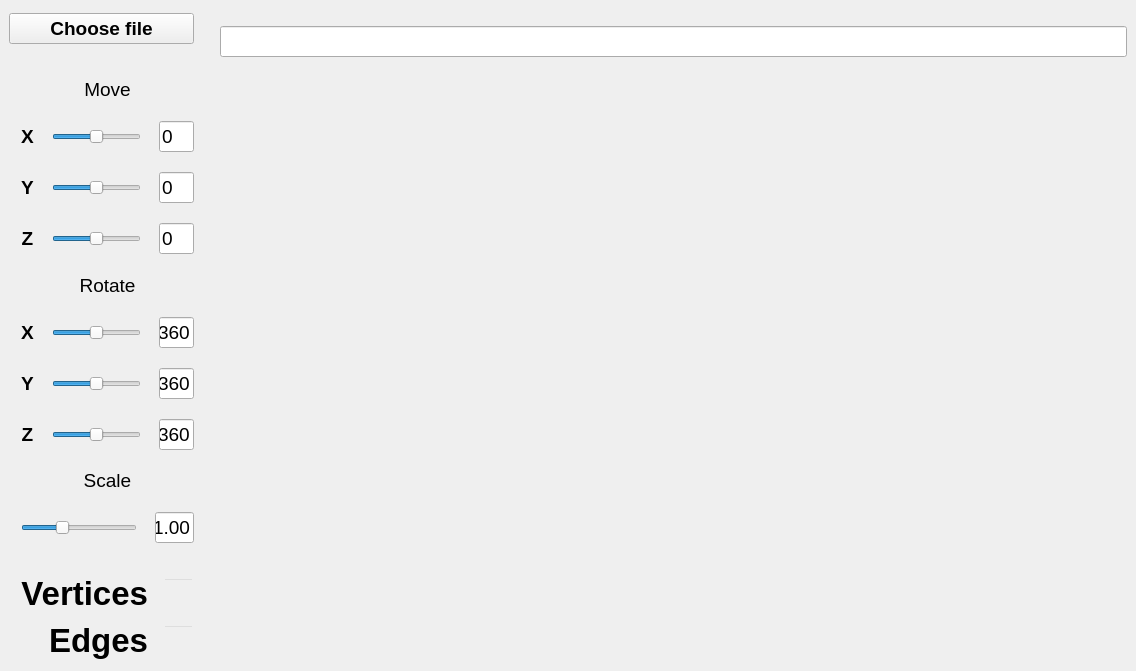
Old version of the form src/viewer/mainwindow.ui in the repository GrusnyDance/3dViewer.
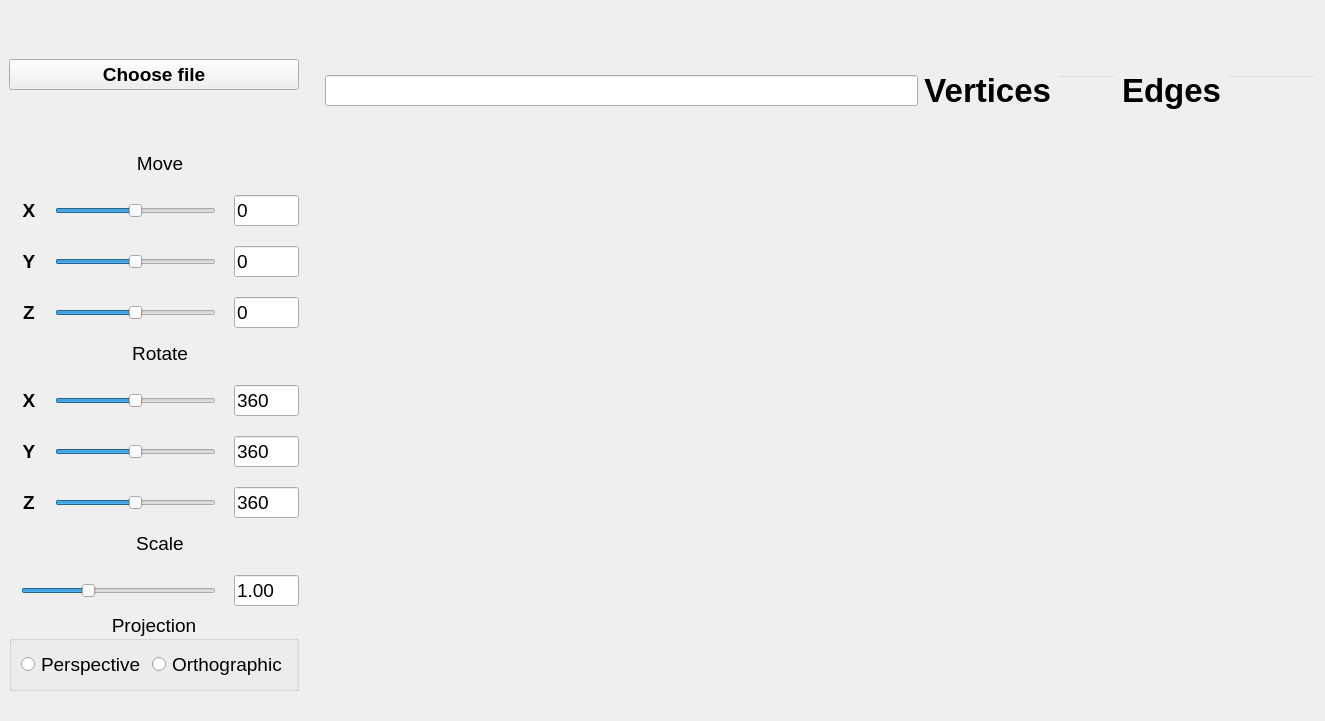
New version of the form.

Commit message: projection button

The edit to the form file:
```diff
--- a/src/viewer/mainwindow.ui
+++ b/src/viewer/mainwindow.ui
@@ -6,43 +6,245 @@
    <rect>
     <x>0</x>
     <y>0</y>
-    <width>1136</width>
-    <height>671</height>
+    <width>1325</width>
+    <height>721</height>
    </rect>
   </property>
   <property name="windowTitle">
    <string>3dViewer</string>
   </property>
   <widget class="QWidget" name="centralwidget">
-   <layout class="QGridLayout" name="gridLayout" rowstretch="3,20,10,7,20,0,10,20,10,0,20,20,2" columnstretch="2,10,0" rowminimumheight="3,20,10,7,20,0,10,20,10,0,20,20,2" columnminimumwidth="2,10,0">
-    <item row="8" column="0">
-     <spacer name="verticalSpacer_6">
-      <property name="orientation">
-       <enum>Qt::Vertical</enum>
+   <layout class="QGridLayout" name="gridLayout" rowstretch="0,0,0,0,0,5,5,5,5,10,20,0,0" columnstretch="2,10,0" rowminimumheight="0,0,0,0,0,5,5,5,5,10,20,0,0" columnminimumwidth="2,10,0">
+    <item row="7" column="0">
+     <layout class="QGridLayout" name="gridLayout_7" columnstretch="1,10,4" columnminimumwidth="1,10,4">
+      <property name="leftMargin">
+       <number>12</number>
       </property>
-      <property name="sizeHint" stdset="0">
-       <size>
-        <width>20</width>
-        <height>40</height>
-       </size>
+      <property name="horizontalSpacing">
+       <number>18</number>
       </property>
-     </spacer>
-    </item>
-    <item row="12" column="0">
-     <spacer name="verticalSpacer_3">
-      <property name="orientation">
-       <enum>Qt::Vertical</enum>
+      <property name="verticalSpacing">
+       <number>20</number>
       </property>
-      <property name="sizeType">
-       <enum>QSizePolicy::Expanding</enum>
-      </property>
-      <property name="sizeHint" stdset="0">
-       <size>
-        <width>20</width>
-        <height>15</height>
-       </size>
-      </property>
-     </spacer>
+      <item row="2" column="2">
+       <widget class="QLineEdit" name="DisplayRotateY">
+        <property name="sizePolicy">
+         <sizepolicy hsizetype="Preferred" vsizetype="Fixed">
+          <horstretch>0</horstretch>
+          <verstretch>0</verstretch>
+         </sizepolicy>
+        </property>
+        <property name="maximumSize">
+         <size>
+          <width>16777215</width>
+          <height>16777215</height>
+         </size>
+        </property>
+        <property name="font">
+         <font>
+          <family>Arial</family>
+          <pointsize>14</pointsize>
+         </font>
+        </property>
+        <property name="focusPolicy">
+         <enum>Qt::StrongFocus</enum>
+        </property>
+        <property name="text">
+         <string>360</string>
+        </property>
+       </widget>
+      </item>
+      <item row="1" column="2">
+       <widget class="QLineEdit" name="DisplayRotateX">
+        <property name="sizePolicy">
+         <sizepolicy hsizetype="Preferred" vsizetype="Fixed">
+          <horstretch>0</horstretch>
+          <verstretch>0</verstretch>
+         </sizepolicy>
+        </property>
+        <property name="maximumSize">
+         <size>
+          <width>16777215</width>
+          <height>16777215</height>
+         </size>
+        </property>
+        <property name="font">
+         <font>
+          <family>Arial</family>
+          <pointsize>14</pointsize>
+         </font>
+        </property>
+        <property name="focusPolicy">
+         <enum>Qt::StrongFocus</enum>
+        </property>
+        <property name="text">
+         <string>360</string>
+        </property>
+       </widget>
+      </item>
+      <item row="3" column="0">
+       <widget class="QLabel" name="label_15">
+        <property name="font">
+         <font>
+          <family>Arial</family>
+          <pointsize>14</pointsize>
+          <bold>true</bold>
+          <stylestrategy>PreferAntialias</stylestrategy>
+         </font>
+        </property>
+        <property name="text">
+         <string>Z</string>
+        </property>
+        <property name="alignment">
+         <set>Qt::AlignCenter</set>
+        </property>
+       </widget>
+      </item>
+      <item row="1" column="1">
+       <widget class="QSlider" name="RotateX">
+        <property name="sizePolicy">
+         <sizepolicy hsizetype="Expanding" vsizetype="Preferred">
+          <horstretch>0</horstretch>
+          <verstretch>0</verstretch>
+         </sizepolicy>
+        </property>
+        <property name="maximum">
+         <number>720</number>
+        </property>
+        <property name="sliderPosition">
+         <number>360</number>
+        </property>
+        <property name="orientation">
+         <enum>Qt::Horizontal</enum>
+        </property>
+       </widget>
+      </item>
+      <item row="1" column="0">
+       <widget class="QLabel" name="label_13">
+        <property name="font">
+         <font>
+          <family>Arial</family>
+          <pointsize>14</pointsize>
+          <bold>true</bold>
+          <stylestrategy>PreferAntialias</stylestrategy>
+         </font>
+        </property>
+        <property name="text">
+         <string>X</string>
+        </property>
+        <property name="alignment">
+         <set>Qt::AlignCenter</set>
+        </property>
+       </widget>
+      </item>
+      <item row="2" column="0">
+       <widget class="QLabel" name="label_14">
+        <property name="font">
+         <font>
+          <family>Arial</family>
+          <pointsize>14</pointsize>
+          <bold>true</bold>
+          <stylestrategy>PreferAntialias</stylestrategy>
+         </font>
+        </property>
+        <property name="text">
+         <string>Y</string>
+        </property>
+        <property name="alignment">
+         <set>Qt::AlignCenter</set>
+        </property>
+       </widget>
+      </item>
+      <item row="3" column="2">
+       <widget class="QLineEdit" name="DisplayRotateZ">
+        <property name="sizePolicy">
+         <sizepolicy hsizetype="Preferred" vsizetype="Fixed">
+          <horstretch>0</horstretch>
+          <verstretch>0</verstretch>
+         </sizepolicy>
+        </property>
+        <property name="maximumSize">
+         <size>
+          <width>16777215</width>
+          <height>16777215</height>
+         </size>
+        </property>
+        <property name="font">
+         <font>
+          <family>Arial</family>
+          <pointsize>14</pointsize>
+         </font>
+        </property>
+        <property name="focusPolicy">
+         <enum>Qt::StrongFocus</enum>
+        </property>
+        <property name="text">
+         <string>360</string>
+        </property>
+       </widget>
+      </item>
+      <item row="2" column="1">
+       <widget class="QSlider" name="RotateY">
+        <property name="sizePolicy">
+         <sizepolicy hsizetype="Expanding" vsizetype="Preferred">
+          <horstretch>0</horstretch>
+          <verstretch>0</verstretch>
+         </sizepolicy>
+        </property>
+        <property name="maximum">
+         <number>720</number>
+        </property>
+        <property name="sliderPosition">
+         <number>360</number>
+        </property>
+        <property name="orientation">
+         <enum>Qt::Horizontal</enum>
+        </property>
+       </widget>
+      </item>
+      <item row="3" column="1">
+       <widget class="QSlider" name="RotateZ">
+        <property name="sizePolicy">
+         <sizepolicy hsizetype="Expanding" vsizetype="Preferred">
+          <horstretch>0</horstretch>
+          <verstretch>0</verstretch>
+         </sizepolicy>
+        </property>
+        <property name="maximum">
+         <number>720</number>
+        </property>
+        <property name="sliderPosition">
+         <number>360</number>
+        </property>
+        <property name="orientation">
+         <enum>Qt::Horizontal</enum>
+        </property>
+       </widget>
+      </item>
+      <item row="0" column="0" colspan="3">
+       <widget class="QLabel" name="label_8">
+        <property name="maximumSize">
+         <size>
+          <width>16777215</width>
+          <height>16777215</height>
+         </size>
+        </property>
+        <property name="font">
+         <font>
+          <family>Arial</family>
+          <pointsize>14</pointsize>
+          <stylestrategy>PreferAntialias</stylestrategy>
+         </font>
+        </property>
+        <property name="text">
+         <string>Rotate</string>
+        </property>
+        <property name="alignment">
+         <set>Qt::AlignCenter</set>
+        </property>
+       </widget>
+      </item>
+     </layout>
     </item>
     <item row="4" column="0" rowspan="2">
      <layout class="QGridLayout" name="gridLayout_2" rowstretch="0,0,0,0" columnstretch="1,10,4" columnminimumwidth="1,10,4">
@@ -305,19 +507,135 @@
       </item>
      </layout>
     </item>
-    <item row="6" column="0">
-     <spacer name="verticalSpacer_4">
+    <item row="12" column="0">
+     <spacer name="verticalSpacer_3">
       <property name="orientation">
        <enum>Qt::Vertical</enum>
       </property>
+      <property name="sizeType">
+       <enum>QSizePolicy::Expanding</enum>
+      </property>
       <property name="sizeHint" stdset="0">
        <size>
         <width>20</width>
-        <height>40</height>
+        <height>15</height>
        </size>
       </property>
      </spacer>
     </item>
+    <item row="1" column="1" rowspan="12" colspan="2">
+     <layout class="QGridLayout" name="gridLayout_4" columnstretch="20,2,2,2,3" columnminimumwidth="20,2,2,2,3">
+      <property name="leftMargin">
+       <number>20</number>
+      </property>
+      <property name="topMargin">
+       <number>13</number>
+      </property>
+      <property name="rightMargin">
+       <number>0</number>
+      </property>
+      <property name="horizontalSpacing">
+       <number>6</number>
+      </property>
+      <property name="verticalSpacing">
+       <number>15</number>
+      </property>
+      <item row="0" column="1">
+       <widget class="QLabel" name="label_2">
+        <property name="font">
+         <font>
+          <family>Arial</family>
+          <pointsize>25</pointsize>
+          <bold>true</bold>
+         </font>
+        </property>
+        <property name="text">
+         <string>Vertices</string>
+        </property>
+        <property name="alignment">
+         <set>Qt::AlignRight|Qt::AlignTrailing|Qt::AlignVCenter</set>
+        </property>
+       </widget>
+      </item>
+      <item row="0" column="3">
+       <widget class="QLabel" name="label_3">
+        <property name="font">
+         <font>
+          <family>Arial</family>
+          <pointsize>25</pointsize>
+          <bold>true</bold>
+         </font>
+        </property>
+        <property name="lineWidth">
+         <number>0</number>
+        </property>
+        <property name="text">
+         <string>Edges</string>
+        </property>
+        <property name="textFormat">
+         <enum>Qt::AutoText</enum>
+        </property>
+        <property name="alignment">
+         <set>Qt::AlignRight|Qt::AlignTrailing|Qt::AlignVCenter</set>
+        </property>
+        <property name="margin">
+         <number>0</number>
+        </property>
+       </widget>
+      </item>
+      <item row="0" column="0">
+       <widget class="QLineEdit" name="FileName">
+        <property name="font">
+         <font>
+          <family>Arial</family>
+          <pointsize>14</pointsize>
+         </font>
+        </property>
+       </widget>
+      </item>
+      <item row="0" column="2">
+       <widget class="QLineEdit" name="DisplayVertices">
+        <property name="font">
+         <font>
+          <family>Arial</family>
+          <pointsize>14</pointsize>
+         </font>
+        </property>
+        <property name="focusPolicy">
+         <enum>Qt::NoFocus</enum>
+        </property>
+        <property name="styleSheet">
+         <string notr="true">QLineEdit {
+	color: white;
+	background-color: transparent;
+}</string>
+        </property>
+       </widget>
+      </item>
+      <item row="0" column="4">
+       <widget class="QLineEdit" name="DisplayEdges">
+        <property name="font">
+         <font>
+          <family>Arial</family>
+          <pointsize>14</pointsize>
+         </font>
+        </property>
+        <property name="focusPolicy">
+         <enum>Qt::NoFocus</enum>
+        </property>
+        <property name="styleSheet">
+         <string notr="true">QLineEdit {
+	color: white;
+	background-color: transparent;
+}</string>
+        </property>
+       </widget>
+      </item>
+      <item row="1" column="0" colspan="5">
+       <widget class="QWidget" name="widget" native="true"/>
+      </item>
+     </layout>
+    </item>
     <item row="2" column="0">
      <spacer name="verticalSpacer_2">
       <property name="orientation">
@@ -331,339 +649,6 @@
       </property>
      </spacer>
     </item>
-    <item row="7" column="0">
-     <layout class="QGridLayout" name="gridLayout_7" columnstretch="1,10,4" columnminimumwidth="1,10,4">
-      <property name="leftMargin">
-       <number>12</number>
-      </property>
-      <property name="horizontalSpacing">
-       <number>18</number>
-      </property>
-      <property name="verticalSpacing">
-       <number>20</number>
-      </property>
-      <item row="2" column="2">
-       <widget class="QLineEdit" name="DisplayRotateY">
-        <property name="sizePolicy">
-         <sizepolicy hsizetype="Preferred" vsizetype="Fixed">
-          <horstretch>0</horstretch>
-          <verstretch>0</verstretch>
-         </sizepolicy>
-        </property>
-        <property name="maximumSize">
-         <size>
-          <width>16777215</width>
-          <height>16777215</height>
-         </size>
-        </property>
-        <property name="font">
-         <font>
-          <family>Arial</family>
-          <pointsize>14</pointsize>
-         </font>
-        </property>
-        <property name="focusPolicy">
-         <enum>Qt::StrongFocus</enum>
-        </property>
-        <property name="text">
-         <string>360</string>
-        </property>
-       </widget>
-      </item>
-      <item row="1" column="2">
-       <widget class="QLineEdit" name="DisplayRotateX">
-        <property name="sizePolicy">
-         <sizepolicy hsizetype="Preferred" vsizetype="Fixed">
-          <horstretch>0</horstretch>
-          <verstretch>0</verstretch>
-         </sizepolicy>
-        </property>
-        <property name="maximumSize">
-         <size>
-          <width>16777215</width>
-          <height>16777215</height>
-         </size>
-        </property>
-        <property name="font">
-         <font>
-          <family>Arial</family>
-          <pointsize>14</pointsize>
-         </font>
-        </property>
-        <property name="focusPolicy">
-         <enum>Qt::StrongFocus</enum>
-        </property>
-        <property name="text">
-         <string>360</string>
-        </property>
-       </widget>
-      </item>
-      <item row="3" column="0">
-       <widget class="QLabel" name="label_15">
-        <property name="font">
-         <font>
-          <family>Arial</family>
-          <pointsize>14</pointsize>
-          <bold>true</bold>
-          <stylestrategy>PreferAntialias</stylestrategy>
-         </font>
-        </property>
-        <property name="text">
-         <string>Z</string>
-        </property>
-        <property name="alignment">
-         <set>Qt::AlignCenter</set>
-        </property>
-       </widget>
-      </item>
-      <item row="1" column="1">
-       <widget class="QSlider" name="RotateX">
-        <property name="sizePolicy">
-         <sizepolicy hsizetype="Expanding" vsizetype="Preferred">
-          <horstretch>0</horstretch>
-          <verstretch>0</verstretch>
-         </sizepolicy>
-        </property>
-        <property name="maximum">
-         <number>720</number>
-        </property>
-        <property name="sliderPosition">
-         <number>360</number>
-        </property>
-        <property name="orientation">
-         <enum>Qt::Horizontal</enum>
-        </property>
-       </widget>
-      </item>
-      <item row="1" column="0">
-       <widget class="QLabel" name="label_13">
-        <property name="font">
-         <font>
-          <family>Arial</family>
-          <pointsize>14</pointsize>
-          <bold>true</bold>
-          <stylestrategy>PreferAntialias</stylestrategy>
-         </font>
-        </property>
-        <property name="text">
-         <string>X</string>
-        </property>
-        <property name="alignment">
-         <set>Qt::AlignCenter</set>
-        </property>
-       </widget>
-      </item>
-      <item row="2" column="0">
-       <widget class="QLabel" name="label_14">
-        <property name="font">
-         <font>
-          <family>Arial</family>
-          <pointsize>14</pointsize>
-          <bold>true</bold>
-          <stylestrategy>PreferAntialias</stylestrategy>
-         </font>
-        </property>
-        <property name="text">
-         <string>Y</string>
-        </property>
-        <property name="alignment">
-         <set>Qt::AlignCenter</set>
-        </property>
-       </widget>
-      </item>
-      <item row="3" column="2">
-       <widget class="QLineEdit" name="DisplayRotateZ">
-        <property name="sizePolicy">
-         <sizepolicy hsizetype="Preferred" vsizetype="Fixed">
-          <horstretch>0</horstretch>
-          <verstretch>0</verstretch>
-         </sizepolicy>
-        </property>
-        <property name="maximumSize">
-         <size>
-          <width>16777215</width>
-          <height>16777215</height>
-         </size>
-        </property>
-        <property name="font">
-         <font>
-          <family>Arial</family>
-          <pointsize>14</pointsize>
-         </font>
-        </property>
-        <property name="focusPolicy">
-         <enum>Qt::StrongFocus</enum>
-        </property>
-        <property name="text">
-         <string>360</string>
-        </property>
-       </widget>
-      </item>
-      <item row="2" column="1">
-       <widget class="QSlider" name="RotateY">
-        <property name="sizePolicy">
-         <sizepolicy hsizetype="Expanding" vsizetype="Preferred">
-          <horstretch>0</horstretch>
-          <verstretch>0</verstretch>
-         </sizepolicy>
-        </property>
-        <property name="maximum">
-         <number>720</number>
-        </property>
-        <property name="sliderPosition">
-         <number>360</number>
-        </property>
-        <property name="orientation">
-         <enum>Qt::Horizontal</enum>
-        </property>
-       </widget>
-      </item>
-      <item row="3" column="1">
-       <widget class="QSlider" name="RotateZ">
-        <property name="sizePolicy">
-         <sizepolicy hsizetype="Expanding" vsizetype="Preferred">
-          <horstretch>0</horstretch>
-          <verstretch>0</verstretch>
-         </sizepolicy>
-        </property>
-        <property name="maximum">
-         <number>720</number>
-        </property>
-        <property name="sliderPosition">
-         <number>360</number>
-        </property>
-        <property name="orientation">
-         <enum>Qt::Horizontal</enum>
-        </property>
-       </widget>
-      </item>
-      <item row="0" column="0" colspan="3">
-       <widget class="QLabel" name="label_8">
-        <property name="maximumSize">
-         <size>
-          <width>16777215</width>
-          <height>16777215</height>
-         </size>
-        </property>
-        <property name="font">
-         <font>
-          <family>Arial</family>
-          <pointsize>14</pointsize>
-          <stylestrategy>PreferAntialias</stylestrategy>
-         </font>
-        </property>
-        <property name="text">
-         <string>Rotate</string>
-        </property>
-        <property name="alignment">
-         <set>Qt::AlignCenter</set>
-        </property>
-       </widget>
-      </item>
-     </layout>
-    </item>
-    <item row="0" column="0">
-     <spacer name="verticalSpacer_5">
-      <property name="orientation">
-       <enum>Qt::Vertical</enum>
-      </property>
-      <property name="sizeHint" stdset="0">
-       <size>
-        <width>20</width>
-        <height>50</height>
-       </size>
-      </property>
-     </spacer>
-    </item>
-    <item row="9" column="0">
-     <layout class="QGridLayout" name="gridLayout_8" columnstretch="12,4" columnminimumwidth="12,4">
-      <property name="leftMargin">
-       <number>12</number>
-      </property>
-      <property name="horizontalSpacing">
-       <number>18</number>
-      </property>
-      <property name="verticalSpacing">
-       <number>20</number>
-      </property>
-      <item row="1" column="0">
-       <widget class="QSlider" name="Scale">
-        <property name="sizePolicy">
-         <sizepolicy hsizetype="Expanding" vsizetype="Preferred">
-          <horstretch>0</horstretch>
-          <verstretch>0</verstretch>
-         </sizepolicy>
-        </property>
-        <property name="minimum">
-         <number>0</number>
-        </property>
-        <property name="maximum">
-         <number>300</number>
-        </property>
-        <property name="singleStep">
-         <number>1</number>
-        </property>
-        <property name="value">
-         <number>100</number>
-        </property>
-        <property name="orientation">
-         <enum>Qt::Horizontal</enum>
-        </property>
-       </widget>
-      </item>
-      <item row="1" column="1">
-       <widget class="QLineEdit" name="DisplayScale">
-        <property name="sizePolicy">
-         <sizepolicy hsizetype="Preferred" vsizetype="Fixed">
-          <horstretch>0</horstretch>
-          <verstretch>0</verstretch>
-         </sizepolicy>
-        </property>
-        <property name="maximumSize">
-         <size>
-          <width>16777215</width>
-          <height>16777215</height>
-         </size>
-        </property>
-        <property name="font">
-         <font>
-          <family>Arial</family>
-          <pointsize>14</pointsize>
-         </font>
-        </property>
-        <property name="focusPolicy">
-         <enum>Qt::StrongFocus</enum>
-        </property>
-        <property name="text">
-         <string>1.00</string>
-        </property>
-       </widget>
-      </item>
-      <item row="0" column="0" colspan="2">
-       <widget class="QLabel" name="label_9">
-        <property name="maximumSize">
-         <size>
-          <width>16777215</width>
-          <height>16777215</height>
-         </size>
-        </property>
-        <property name="font">
-         <font>
-          <family>Arial</family>
-          <pointsize>14</pointsize>
-          <stylestrategy>PreferAntialias</stylestrategy>
-         </font>
-        </property>
-        <property name="text">
-         <string>Scale</string>
-        </property>
-        <property name="alignment">
-         <set>Qt::AlignCenter</set>
-        </property>
-       </widget>
-      </item>
-     </layout>
-    </item>
     <item row="1" column="0">
      <widget class="QPushButton" name="FileButton">
       <property name="sizePolicy">
@@ -691,38 +676,57 @@
       </property>
      </widget>
     </item>
-    <item row="11" column="0">
-     <layout class="QGridLayout" name="gridLayout_3" rowstretch="10,4" columnstretch="1,10" rowminimumheight="10,4" columnminimumwidth="1,10">
+    <item row="6" column="0">
+     <spacer name="verticalSpacer_4">
+      <property name="orientation">
+       <enum>Qt::Vertical</enum>
+      </property>
+      <property name="sizeHint" stdset="0">
+       <size>
+        <width>20</width>
+        <height>40</height>
+       </size>
+      </property>
+     </spacer>
+    </item>
+    <item row="8" column="0">
+     <spacer name="verticalSpacer_6">
+      <property name="orientation">
+       <enum>Qt::Vertical</enum>
+      </property>
+      <property name="sizeHint" stdset="0">
+       <size>
+        <width>20</width>
+        <height>40</height>
+       </size>
+      </property>
+     </spacer>
+    </item>
+    <item row="9" column="0">
+     <layout class="QGridLayout" name="gridLayout_8" columnstretch="12,4" columnminimumwidth="12,4">
       <property name="leftMargin">
        <number>12</number>
       </property>
       <property name="horizontalSpacing">
-       <number>15</number>
+       <number>18</number>
       </property>
       <property name="verticalSpacing">
-       <number>10</number>
+       <number>20</number>
       </property>
-      <item row="0" column="1">
-       <widget class="QLineEdit" name="DisplayVertices">
-        <property name="font">
-         <font>
-          <family>Arial</family>
-          <pointsize>14</pointsize>
-         </font>
-        </property>
-        <property name="focusPolicy">
-         <enum>Qt::NoFocus</enum>
-        </property>
-        <property name="styleSheet">
-         <string notr="true">QLineEdit {
-	color: white;
-	background-color: transparent;
-}</string>
-        </property>
-       </widget>
-      </item>
       <item row="1" column="1">
-       <widget class="QLineEdit" name="DisplayEdges">
+       <widget class="QLineEdit" name="DisplayScale">
+        <property name="sizePolicy">
+         <sizepolicy hsizetype="Preferred" vsizetype="Fixed">
+          <horstretch>0</horstretch>
+          <verstretch>0</verstretch>
+         </sizepolicy>
+        </property>
+        <property name="maximumSize">
+         <size>
+          <width>16777215</width>
+          <height>16777215</height>
+         </size>
+        </property>
         <property name="font">
          <font>
           <family>Arial</family>
@@ -732,106 +736,124 @@
         <property name="focusPolicy">
          <enum>Qt::NoFocus</enum>
         </property>
-        <property name="styleSheet">
-         <string notr="true">QLineEdit {
-	color: white;
-	background-color: transparent;
-}</string>
+        <property name="text">
+         <string>1.00</string>
+        </property>
+       </widget>
+      </item>
+      <item row="0" column="0" colspan="2">
+       <widget class="QLabel" name="label_9">
+        <property name="maximumSize">
+         <size>
+          <width>16777215</width>
+          <height>16777215</height>
+         </size>
+        </property>
+        <property name="font">
+         <font>
+          <family>Arial</family>
+          <pointsize>14</pointsize>
+          <stylestrategy>PreferAntialias</stylestrategy>
+         </font>
+        </property>
+        <property name="text">
+         <string>Scale</string>
+        </property>
+        <property name="alignment">
+         <set>Qt::AlignCenter</set>
         </property>
        </widget>
       </item>
       <item row="1" column="0">
-       <widget class="QLabel" name="label_3">
-        <property name="font">
-         <font>
-          <family>Arial</family>
-          <pointsize>25</pointsize>
-          <bold>true</bold>
-         </font>
+       <widget class="QSlider" name="Scale">
+        <property name="sizePolicy">
+         <sizepolicy hsizetype="Expanding" vsizetype="Preferred">
+          <horstretch>0</horstretch>
+          <verstretch>0</verstretch>
+         </sizepolicy>
         </property>
-        <property name="lineWidth">
+        <property name="minimum">
          <number>0</number>
         </property>
-        <property name="text">
-         <string>Edges</string>
+        <property name="maximum">
+         <number>300</number>
         </property>
-        <property name="textFormat">
-         <enum>Qt::AutoText</enum>
+        <property name="singleStep">
+         <number>1</number>
         </property>
-        <property name="alignment">
-         <set>Qt::AlignRight|Qt::AlignTrailing|Qt::AlignVCenter</set>
+        <property name="value">
+         <number>100</number>
         </property>
-        <property name="margin">
-         <number>0</number>
+        <property name="orientation">
+         <enum>Qt::Horizontal</enum>
         </property>
        </widget>
       </item>
-      <item row="0" column="0">
-       <widget class="QLabel" name="label_2">
-        <property name="font">
-         <font>
-          <family>Arial</family>
-          <pointsize>25</pointsize>
-          <bold>true</bold>
-         </font>
+      <item row="2" column="0">
+       <spacer name="verticalSpacer_7">
+        <property name="orientation">
+         <enum>Qt::Vertical</enum>
         </property>
-        <property name="text">
-         <string>Vertices</string>
+        <property name="sizeType">
+         <enum>QSizePolicy::Expanding</enum>
         </property>
-        <property name="alignment">
-         <set>Qt::AlignRight|Qt::AlignTrailing|Qt::AlignVCenter</set>
+        <property name="sizeHint" stdset="0">
+         <size>
+          <width>20</width>
+          <height>15</height>
+         </size>
         </property>
-       </widget>
+       </spacer>
       </item>
      </layout>
     </item>
+    <item row="0" column="0">
+     <spacer name="verticalSpacer_5">
+      <property name="orientation">
+       <enum>Qt::Vertical</enum>
+      </property>
+      <property name="sizeHint" stdset="0">
+       <size>
+        <width>20</width>
+        <height>50</height>
+       </size>
+      </property>
+     </spacer>
+    </item>
     <item row="10" column="0">
-     <spacer name="verticalSpacer">
-      <property name="orientation">
-       <enum>Qt::Vertical</enum>
+     <widget class="QGroupBox" name="groupBox">
+      <property name="font">
+       <font>
+        <family>Arial</family>
+        <pointsize>14</pointsize>
+       </font>
       </property>
-      <property name="sizeType">
-       <enum>QSizePolicy::Expanding</enum>
+      <property name="autoFillBackground">
+       <bool>false</bool>
       </property>
-      <property name="sizeHint" stdset="0">
-       <size>
-        <width>20</width>
-        <height>42</height>
-       </size>
+      <property name="title">
+       <string>Projection</string>
       </property>
-     </spacer>
-    </item>
-    <item row="1" column="1" rowspan="12" colspan="2">
-     <layout class="QGridLayout" name="gridLayout_4">
-      <property name="leftMargin">
-       <number>20</number>
+      <property name="alignment">
+       <set>Qt::AlignCenter</set>
       </property>
-      <property name="topMargin">
-       <number>13</number>
-      </property>
-      <property name="rightMargin">
-       <number>0</number>
-      </property>
-      <property name="horizontalSpacing">
-       <number>6</number>
-      </property>
-      <property name="verticalSpacing">
-       <number>15</number>
-      </property>
-      <item row="0" column="0">
-       <widget class="QLineEdit" name="FileName">
-        <property name="font">
-         <font>
-          <family>Arial</family>
-          <pointsize>14</pointsize>
-         </font>
-        </property>
-       </widget>
-      </item>
-      <item row="1" column="0">
-       <widget class="QWidget" name="widget" native="true"/>
-      </item>
-     </layout>
+      <layout class="QGridLayout" name="gridLayout_3">
+       <item row="0" column="0">
+        <widget class="QRadioButton" name="radioButton">
+         <property name="text">
+          <string>Perspective</string>
+         </property>
+        </widget>
+       </item>
+       <item row="0" column="1">
+        <widget class="QRadioButton" name="radioButton_2">
+         <property name="text">
+          <string>Orthographic</string>
+         </property>
+        </widget>
+       </item>
+      </layout>
+     </widget>
     </item>
    </layout>
   </widget>
```
Left out of the diff: 2 changed lines with no effect on the pictures. The commit also changes 3 other files.
